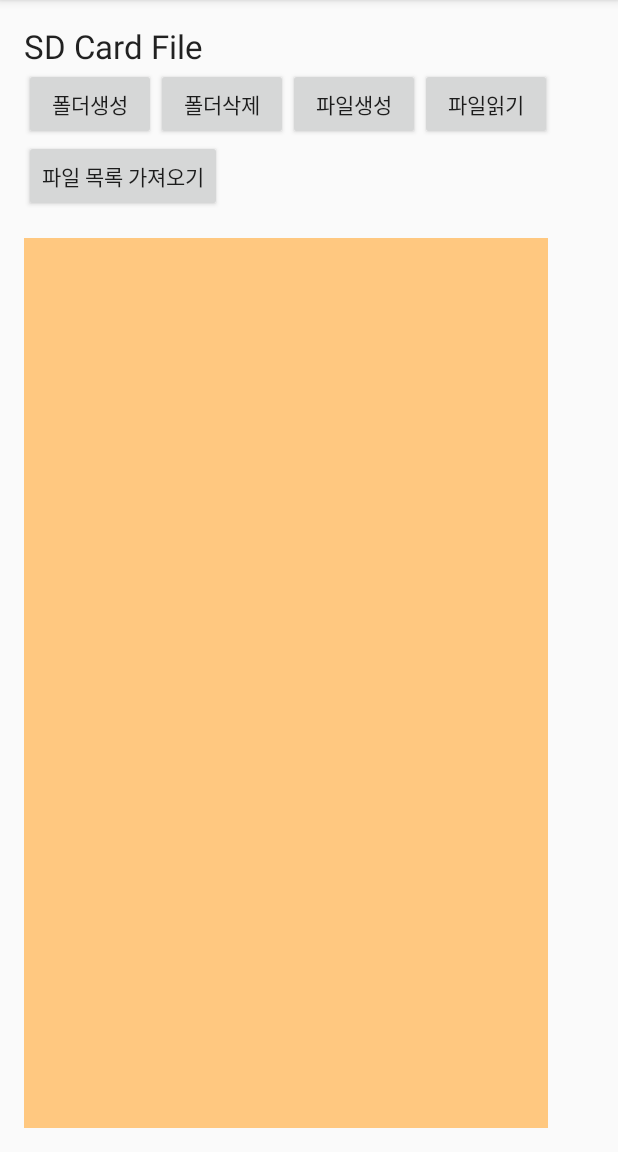
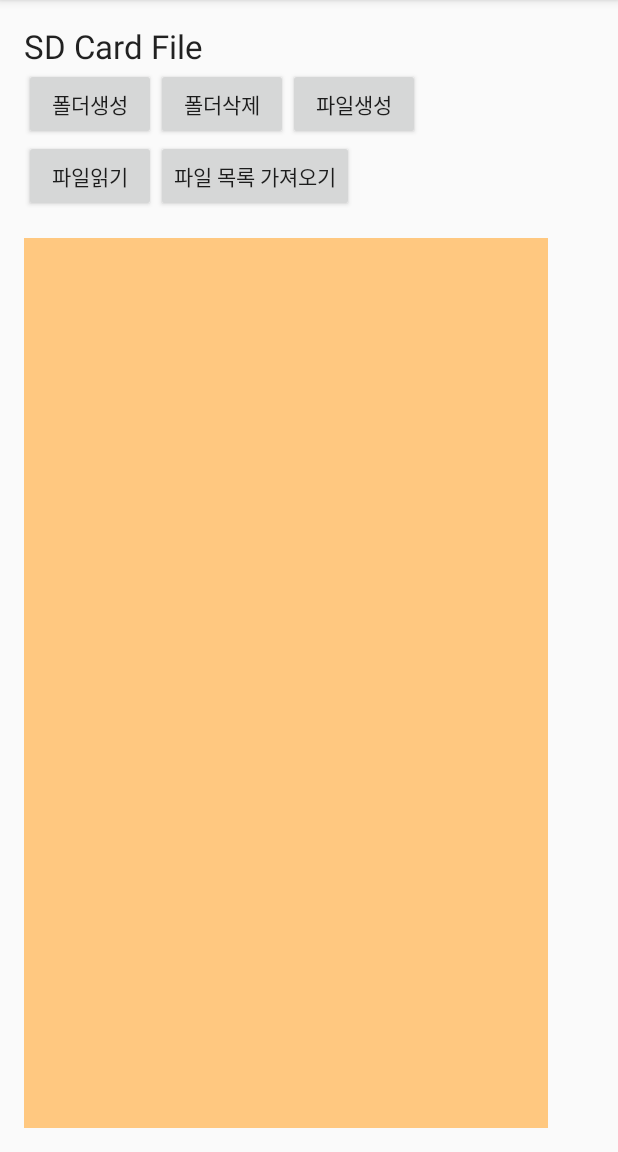
Before and after one commit to Chomina/android_work2, an Android app: the screen it shows after launch (MainActivity), on a phone screen of 412 x 824 dp, the part 84-1236 px from its top. Run offline under Robolectric (Android 15) with nearby library versions, the phone set to English and light mode, and no system bars.

Commit message:
레이아웃완료

```diff
--- a/app/src/main/res/layout/activity_main.xml
+++ b/app/src/main/res/layout/activity_main.xml
@@ -46,18 +46,19 @@
             android:text="파일생성"
             android:id="@+id/button3" />
 
+    </LinearLayout>
+
+    <LinearLayout
+        android:orientation="horizontal"
+        android:layout_width="match_parent"
+        android:layout_height="65dp">
+
         <Button
             android:onClick="onClick"
             android:layout_width="wrap_content"
             android:layout_height="wrap_content"
             android:text="파일읽기"
             android:id="@+id/button4" />
-    </LinearLayout>
-
-    <LinearLayout
-        android:orientation="horizontal"
-        android:layout_width="match_parent"
-        android:layout_height="65dp">
 
         <Button
             android:onClick="onClick"
```
